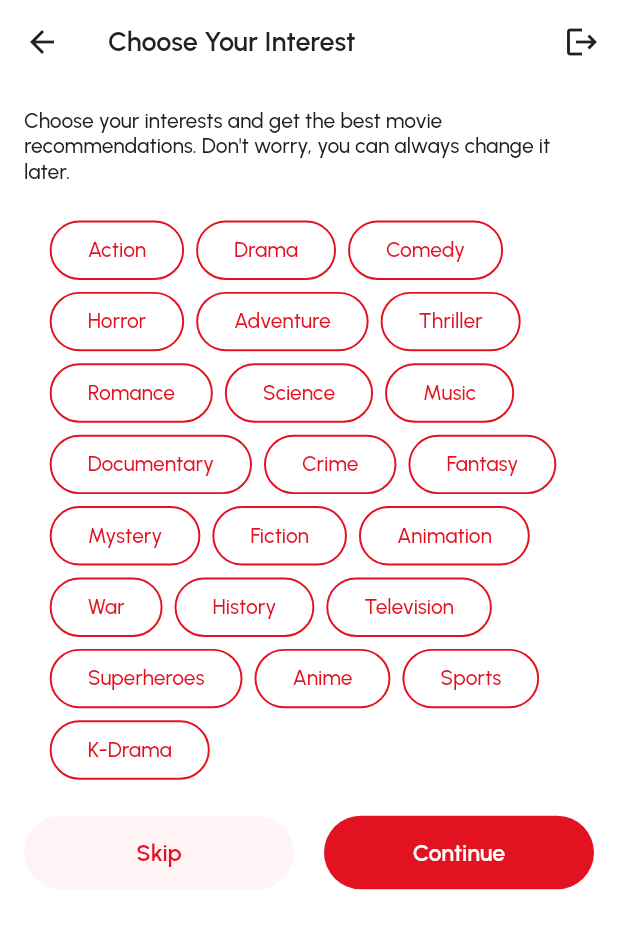
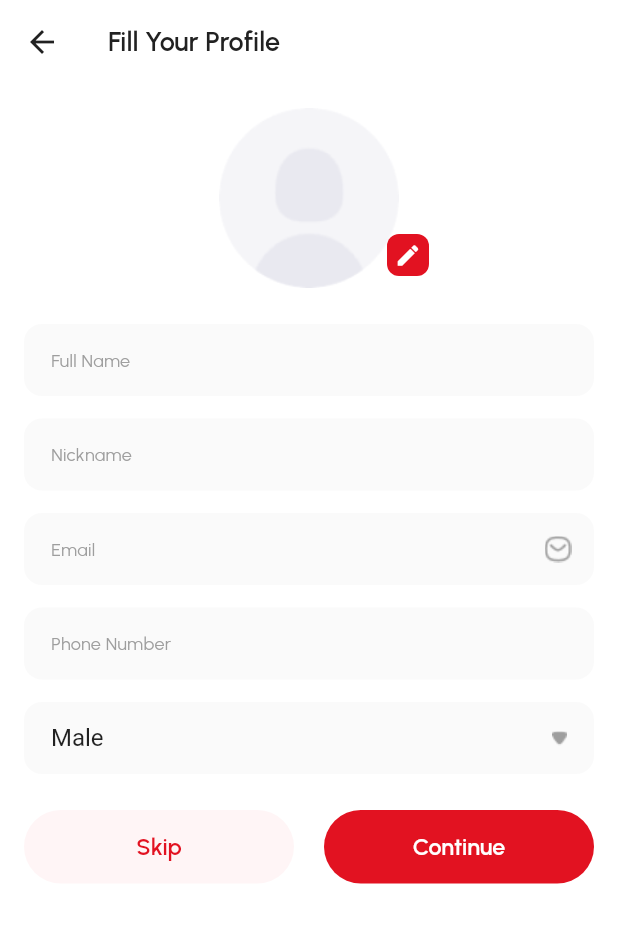
Before and after one commit to boriskamtou/streaming_app, a Flutter app: the ChooseYourInterestScreen screen opened by its route, after a tap on "Skip", on a phone screen of 412 x 824 dp. Shown: the top 929 px of the screen. Run offline on Flutter 3.47's test engine with Material 2 defaults, Android fonts, the phone set to English and light mode, and no system bars; our stand-ins replace another_flushbar, auto_route, cloud_firestore, dartz, firebase_auth, firebase_core and 10 more; accounts and stored records are empty.

Commit message:
create profile screen

```diff
--- a/lib/src/core/infrastructure/common_import.dart
+++ b/lib/src/core/infrastructure/common_import.dart
@@ -3,3 +3,4 @@ export 'package:hooks_riverpod/hooks_riverpod.dart';
 export '../../core/shared/themes/app_colors.dart';
 export 'package:flutter_animate/flutter_animate.dart';
 export 'package:google_fonts/google_fonts.dart';
+export 'package:auto_route/auto_route.dart';
--- a/lib/src/core/presentation/routes/app_router.dart
+++ b/lib/src/core/presentation/routes/app_router.dart
@@ -3,6 +3,7 @@ import 'package:movie_app/src/auth/sign_up/presentation/sign_up_screen.dart';
 import 'package:movie_app/src/auth/sign_up/presentation/sign_up_with_password_screen.dart';
 import 'package:movie_app/src/movie/presentation/home_screen.dart';
 import 'package:movie_app/src/onboarding/presentation/onboarding_screen.dart';
+import 'package:movie_app/src/setup_account/fill_your_profile/presentation/fill_profile_screen.dart';
 import 'package:movie_app/src/splash/presentation/splash_screen.dart';
 
 import '../../../setup_account/choose_your_interest/presentation/choose_your_interest.dart';
@@ -17,6 +18,7 @@ import '../../../setup_account/choose_your_interest/presentation/choose_your_int
     MaterialRoute(page: OnboardingScreen, path: '/onboarding'),
     MaterialRoute(
         page: ChooseYourInterestScreen, path: '/choose-your-interest'),
+    MaterialRoute(page: FillProfileScreen, path: '/fill-profile'),
   ],
   replaceInRouteName: 'Screen,Route',
 )
--- a/lib/src/core/shared/themes/app_theme.dart
+++ b/lib/src/core/shared/themes/app_theme.dart
@@ -200,7 +200,7 @@ class AppTheme {
           gapPadding: 12,
           borderSide: const BorderSide(
             width: 1,
-            color: AppColors.primary,
+            color: AppColors.transparent,
           ),
         ),
         errorBorder: OutlineInputBorder(
--- a/lib/src/core/shared/widgets/common_textformfield.dart
+++ b/lib/src/core/shared/widgets/common_textformfield.dart
@@ -3,22 +3,22 @@ import '../../infrastructure/common_import.dart';
 class CommonTextFormField extends StatelessWidget {
   final String hintText;
   final String? intialValue;
-  final TextEditingController controller;
+  final TextEditingController? controller;
   final Widget? prefixIcon;
   final Widget? suffixIcon;
   final bool obscureText;
   final bool hasFocus;
   final FocusNode? focusNode;
-  final String? Function(String?) validator;
+  final String? Function(String?)? validator;
 
   const CommonTextFormField({
     Key? key,
     required this.hintText,
-    required this.controller,
+    this.controller,
     this.prefixIcon,
     this.suffixIcon,
     this.obscureText = false,
-    required this.validator,
+    this.validator,
     this.hasFocus = false,
     this.focusNode,
     this.intialValue,
@@ -42,8 +42,6 @@ class CommonTextFormField extends StatelessWidget {
         prefixIcon: prefixIcon,
         suffixIcon: suffixIcon,
         hintText: hintText,
-        filled: hasFocus ? true : false,
-        fillColor: hasFocus ? const Color.fromRGBO(226, 18, 33, 0.08) : null,
       ),
     );
   }
--- a/lib/src/setup_account/choose_your_interest/application/choose_interest_notifier.dart
+++ b/lib/src/setup_account/choose_your_interest/application/choose_interest_notifier.dart
@@ -1,20 +1,30 @@
+import 'package:cloud_firestore/cloud_firestore.dart';
 import 'package:movie_app/src/core/infrastructure/common_import.dart';
 import 'package:movie_app/src/setup_account/choose_your_interest/domain/interest.dart';
 import 'package:movie_app/src/setup_account/choose_your_interest/infrastructure/choose_interest.dart';
 
 class ChooseInterestNotifier extends StateNotifier<List<Interest>> {
   final ChooseInterest _chooseInterest;
+  final FirebaseFirestore _firebaseFirestore;
 
-  ChooseInterestNotifier(this._chooseInterest) : super(const []);
+  ChooseInterestNotifier(this._chooseInterest, this._firebaseFirestore)
+      : super(const []);
 
   List<Interest> get listOfInterets => _chooseInterest.interests;
   List<Interest> get listOfSeletedInterets => state;
 
   void addInterest(Interest interest) {
+    // final interestsCollection = _firebaseFirestore.collection("interests");
+    // interestsCollection.add({
+    //   "id": interest.id,
+    //   "label": interest.label,
+    // });
     state = [...state, interest];
   }
 
   void removeInterest(Interest interest) {
+    // final interestsCollection = _firebaseFirestore.collection("interests");
+    // interestsCollection.doc(interest.label).delete();
     state = state.where((_) => _.id != interest.id).toList();
   }
 }
--- a/lib/src/setup_account/choose_your_interest/presentation/choose_your_interest.dart
+++ b/lib/src/setup_account/choose_your_interest/presentation/choose_your_interest.dart
@@ -1,6 +1,9 @@
 import 'package:movie_app/src/auth/sign_up/shared/provider.dart';
 import 'package:movie_app/src/core/infrastructure/common_import.dart';
+import 'package:movie_app/src/core/presentation/routes/app_router.gr.dart';
 import 'package:movie_app/src/setup_account/choose_your_interest/shared/providers.dart';
+
+import '../../core/shared/widgets/skip_or_continue_buttons.dart';
 
 class ChooseYourInterestScreen extends StatefulHookConsumerWidget {
   const ChooseYourInterestScreen({super.key});
@@ -94,22 +97,11 @@ class _ChooseYourInterestScreenState
                     .toList(),
               ),
               const SizedBox(height: 16),
-              Row(
-                children: [
-                  Expanded(
-                    child: TextButton(
-                      onPressed: () {},
-                      child: const Text('Skip'),
-                    ),
-                  ),
-                  const SizedBox(width: 20),
-                  Expanded(
-                    child: ElevatedButton(
-                      onPressed: () {},
-                      child: const Text('Continue'),
-                    ),
-                  )
-                ],
+              SkipOrContinueButtons(
+                onSkipPressed: () {
+                  AutoRouter.of(context).push(const FillProfileRoute());
+                },
+                onContinuePressed: () {},
               )
             ],
           ),
--- a/lib/src/setup_account/choose_your_interest/shared/providers.dart
+++ b/lib/src/setup_account/choose_your_interest/shared/providers.dart
@@ -1,7 +1,12 @@
+import 'package:cloud_firestore/cloud_firestore.dart';
 import 'package:hooks_riverpod/hooks_riverpod.dart';
 import 'package:movie_app/src/setup_account/choose_your_interest/application/choose_interest_notifier.dart';
 import 'package:movie_app/src/setup_account/choose_your_interest/domain/interest.dart';
 import 'package:movie_app/src/setup_account/choose_your_interest/infrastructure/choose_interest.dart';
+
+final firestoreProvider = Provider<FirebaseFirestore>((ref) {
+  return FirebaseFirestore.instance;
+});
 
 final chooseInterestProvider = Provider<ChooseInterest>((ref) {
   return ChooseInterest();
@@ -9,5 +14,8 @@ final chooseInterestProvider = Provider<ChooseInterest>((ref) {
 
 final chooseInterestNotifierProvider =
     StateNotifierProvider<ChooseInterestNotifier, List<Interest>>((ref) {
-  return ChooseInterestNotifier(ref.watch(chooseInterestProvider));
+  return ChooseInterestNotifier(
+    ref.watch(chooseInterestProvider),
+    ref.watch(firestoreProvider),
+  );
 });
--- /dev/null
+++ b/lib/src/setup_account/core/shared/widgets/skip_or_continue_buttons.dart
@@ -0,0 +1,32 @@
+import '../../../../core/infrastructure/common_import.dart';
+
+class SkipOrContinueButtons extends StatelessWidget {
+  final Function()? onSkipPressed;
+  final Function()? onContinuePressed;
+  const SkipOrContinueButtons({
+    Key? key,
+    required this.onSkipPressed,
+    required this.onContinuePressed,
+  }) : super(key: key);
+
+  @override
+  Widget build(BuildContext context) {
+    return Row(
+      children: [
+        Expanded(
+          child: TextButton(
+            onPressed: onSkipPressed,
+            child: const Text('Skip'),
+          ),
+        ),
+        const SizedBox(width: 20),
+        Expanded(
+          child: ElevatedButton(
+            onPressed: onContinuePressed,
+            child: const Text('Continue'),
+          ),
+        )
+      ],
+    );
+  }
+}
--- /dev/null
+++ b/lib/src/setup_account/fill_your_profile/presentation/fill_profile_screen.dart
@@ -0,0 +1,136 @@
+import 'package:flutter_hooks/flutter_hooks.dart';
+import 'package:movie_app/src/core/shared/widgets/common_textformfield.dart';
+
+import '../../../core/infrastructure/common_import.dart';
+import '../../core/shared/widgets/skip_or_continue_buttons.dart';
+
+class FillProfileScreen extends StatefulHookConsumerWidget {
+  const FillProfileScreen({super.key});
+
+  @override
+  ConsumerState<ConsumerStatefulWidget> createState() =>
+      _FillProfileScreenState();
+}
+
+class _FillProfileScreenState extends ConsumerState<FillProfileScreen> {
+  final _formkey = GlobalKey<FormState>();
+  String _genderValue = 'Male';
+
+  final _genderList = [
+    'Male',
+    'Female',
+  ];
+  @override
+  Widget build(BuildContext context) {
+    final _userNameController = useTextEditingController();
+    final _nicknameController = useTextEditingController();
+    final _emailController = useTextEditingController();
+    final _phoneController = useTextEditingController();
+    return Scaffold(
+      appBar: AppBar(
+        title: const Text('Fill Your Profile'),
+      ),
+      body: SingleChildScrollView(
+        child: Form(
+          key: _formkey,
+          child: Padding(
+            padding: const EdgeInsets.all(16),
+            child: Column(
+              crossAxisAlignment: CrossAxisAlignment.stretch,
+              children: [
+                Stack(
+                  alignment: Alignment.center,
+                  children: [
+                    Container(
+                      height: 120,
+                      width: 120,
+                      decoration: const BoxDecoration(
+                        color: AppColors.transparent,
+                        shape: BoxShape.circle,
+                      ),
+                      child: Image.asset('assets/images/empty_pp.png'),
+                    ),
+                    Positioned(
+                      right: 110,
+                      bottom: 8,
+                      child: Container(
+                        height: 28,
+                        width: 28,
+                        decoration: BoxDecoration(
+                          color: AppColors.primary,
+                          borderRadius: BorderRadius.circular(8),
+                        ),
+                        child: const Icon(
+                          Icons.edit,
+                          color: AppColors.white,
+                          size: 18,
+                        ),
+                      ),
+                    ),
+                  ],
+                ),
+                const SizedBox(height: 24),
+                CommonTextFormField(
+                  hintText: 'Full Name',
+                  controller: _userNameController,
+                ),
+                const SizedBox(height: 15),
+                CommonTextFormField(
+                  hintText: 'Nickname',
+                  controller: _nicknameController,
+                ),
+                const SizedBox(height: 15),
+                CommonTextFormField(
+                  hintText: 'Email',
+                  controller: _emailController,
+                  suffixIcon: Image.asset('assets/icons/user_email.png'),
+                ),
+                const SizedBox(height: 15),
+                CommonTextFormField(
+                  hintText: 'Phone Number',
+                  controller: _phoneController,
+                ),
+                const SizedBox(height: 15),
+                Container(
+                  padding: const EdgeInsets.symmetric(
+                    horizontal: 18,
+                  ),
+                  decoration: BoxDecoration(
+                    color: const Color(0xFFFAFAFA),
+                    borderRadius: BorderRadius.circular(12),
+                  ),
+                  child: DropdownButton(
+                    value: _genderValue,
+                    isExpanded: true,
+                    hint: Text(
+                      'Gender',
+                      style: Theme.of(context).inputDecorationTheme.hintStyle,
+                    ),
+                    icon: Image.asset('assets/icons/arrow_down.png'),
+                    underline: const SizedBox.shrink(),
+                    items: _genderList.map((String items) {
+                      return DropdownMenuItem(
+                        value: items,
+                        child: Text(items),
+                      );
+                    }).toList(),
+                    onChanged: (String? newValue) {
+                      setState(() {
+                        _genderValue = newValue!;
+                      });
+                    },
+                  ),
+                ),
+                const SizedBox(height: 24),
+                SkipOrContinueButtons(
+                  onSkipPressed: () {},
+                  onContinuePressed: () {},
+                )
+              ],
+            ),
+          ),
+        ),
+      ),
+    );
+  }
+}
--- a/pubspec.yaml
+++ b/pubspec.yaml
@@ -39,6 +39,7 @@ dependencies:
   flutter_progress_hud: ^2.0.2
   another_flushbar: ^1.12.29
   auto_route: ^5.0.2
+  flutter_hooks: ^0.18.5+1
 
 dev_dependencies:
   flutter_test:
```
Also changed, not shown: assets/icons/arrow_down.png (added), assets/icons/user_email.png (added), assets/images/empty_pp.png (added), lib/src/core/presentation/routes/app_router.gr.dart, pubspec.lock.
